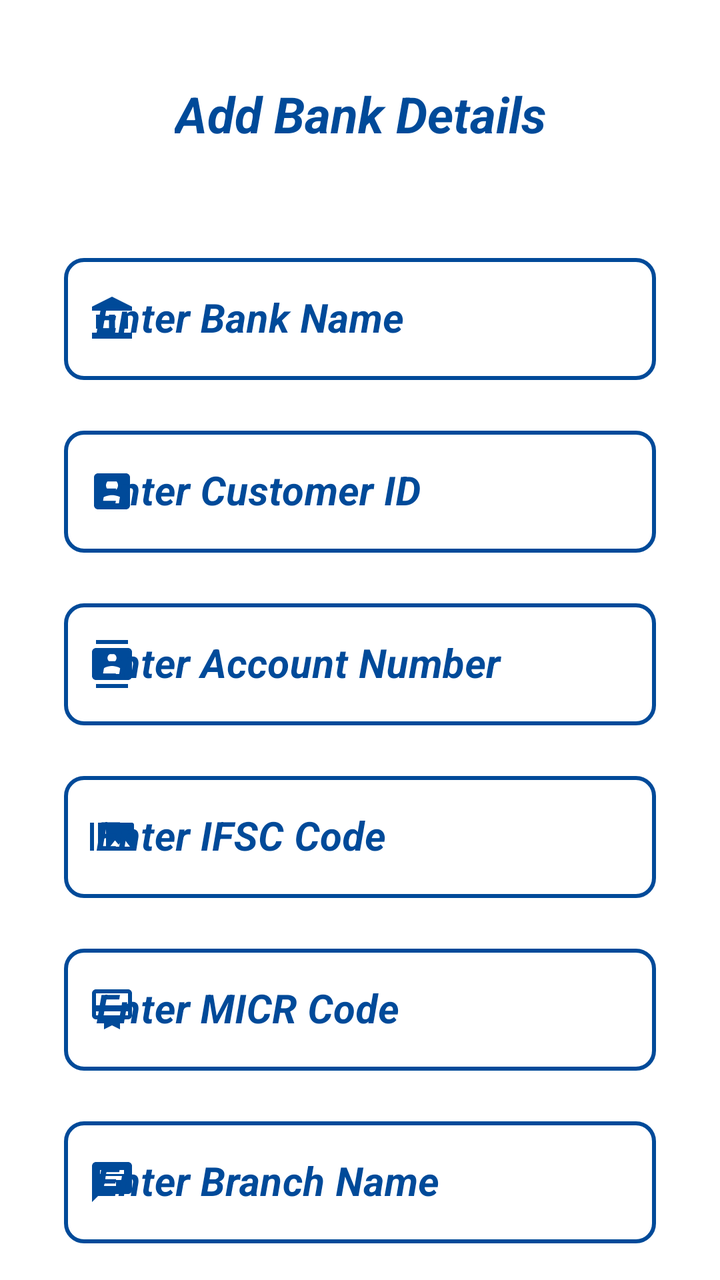
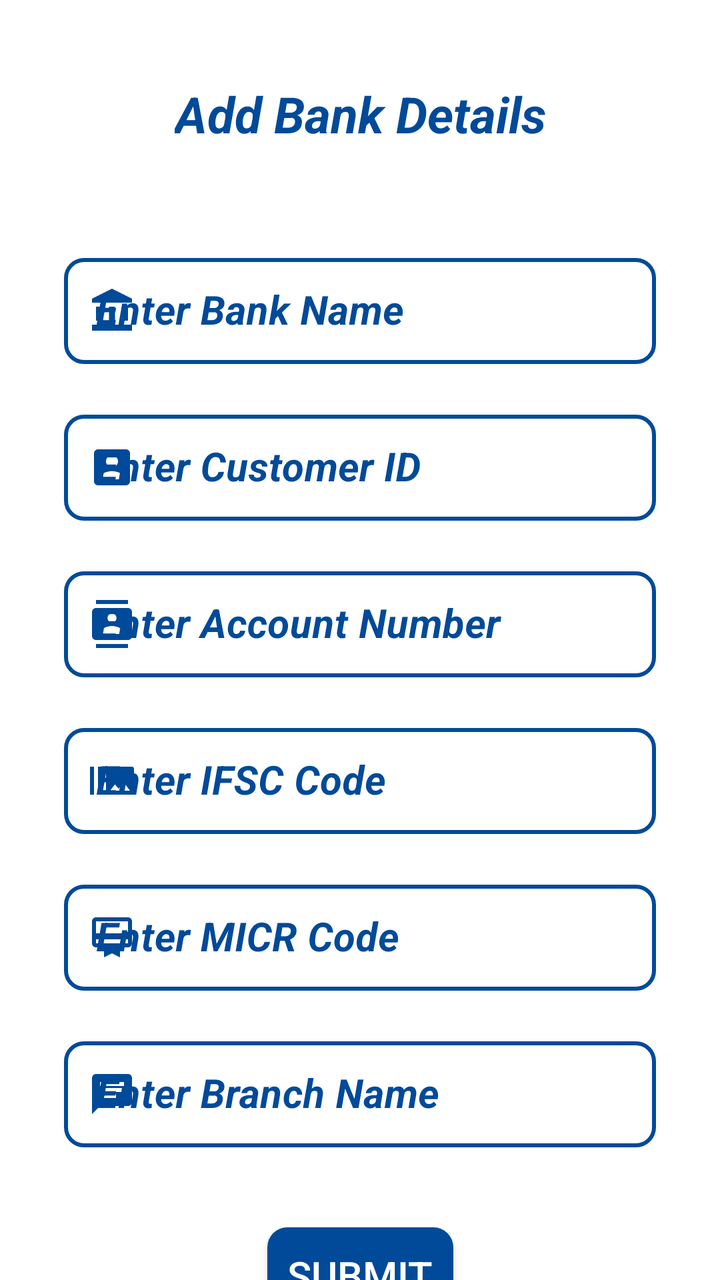

Compare the two renders of this Android layout. The source of the first and the diff that turns it into the second are given below.
<!-- AndroidManifest.xml: application theme AppTheme -->
<!-- res/layout/fragment_bank_details.xml -->
<?xml version="1.0" encoding="utf-8"?>
<FrameLayout xmlns:android="http://schemas.android.com/apk/res/android"
    xmlns:app="http://schemas.android.com/apk/res-auto"
    xmlns:tools="http://schemas.android.com/tools"
    android:layout_width="match_parent"
    android:layout_height="match_parent"
    android:background="@color/white"
    tools:context=".AdminActivity.BankDetailsFragment">

    <androidx.constraintlayout.widget.ConstraintLayout
        android:layout_width="match_parent"
        android:layout_height="wrap_content">

        <TextView
            android:id="@+id/bankDetailsHeading"
            android:layout_width="wrap_content"
            android:layout_height="wrap_content"
            android:layout_marginTop="40dp"
            android:text="@string/add_bank_details"
            android:textColor="@color/background"
            android:textSize="25sp"
            android:textStyle="bold|italic"
            app:layout_constraintEnd_toEndOf="parent"
            app:layout_constraintStart_toStartOf="parent"
            app:layout_constraintTop_toTopOf="parent" />

        <com.google.android.material.textfield.TextInputLayout
            android:id="@+id/bnkNameLayout"
            style="@style/Widget.MaterialComponents.TextInputLayout.OutlinedBox"
            android:layout_width="0dp"
            android:layout_height="wrap_content"
            android:layout_marginStart="32dp"
            android:layout_marginTop="50dp"
            android:layout_marginEnd="32dp"
            android:hint="@string/enter_bank_name"
            android:textColorHint="@color/background"
            android:theme="@style/ThemeOverlay.AppTheme.TextInputEditText.Outlined"
            app:boxCornerRadiusBottomEnd="10dp"
            app:boxCornerRadiusBottomStart="10dp"
            app:boxCornerRadiusTopEnd="10dp"
            app:boxCornerRadiusTopStart="10dp"
            app:boxStrokeColor="@color/grey"
            app:boxStrokeWidth="2dp"
            app:boxStrokeWidthFocused="2dp"
            app:endIconMode="clear_text"
            app:endIconTint="@color/background"
            app:errorTextColor="@color/red"
            app:hintTextColor="@color/background"
            app:layout_constraintEnd_toEndOf="parent"
            app:layout_constraintStart_toStartOf="parent"
            app:layout_constraintTop_toBottomOf="@+id/bankDetailsHeading"
            app:startIconDrawable="@drawable/ic_account_balance"
            app:startIconTint="@color/background">

            <com.google.android.material.textfield.TextInputEditText
                android:id="@+id/bnkName"
                android:layout_width="match_parent"
                android:layout_height="wrap_content"
                android:imeOptions="actionNext"
                android:inputType="textCapWords"
                android:textColor="@color/background"
                android:textCursorDrawable="@drawable/color_cursor"
                android:textSize="20sp"
                android:textStyle="bold|italic" />
        </com.google.android.material.textfield.TextInputLayout>

        <com.google.android.material.textfield.TextInputLayout
            android:id="@+id/bnkCIFLayout"
            style="@style/Widget.MaterialComponents.TextInputLayout.OutlinedBox"
            android:layout_width="0dp"
            android:layout_height="wrap_content"
            android:layout_marginTop="20dp"
            android:hint="@string/enter_customer_id"
            android:textColorHint="@color/background"
            android:theme="@style/ThemeOverlay.AppTheme.TextInputEditText.Outlined"
            app:boxCornerRadiusBottomEnd="10dp"
            app:boxCornerRadiusBottomStart="10dp"
            app:boxCornerRadiusTopEnd="10dp"
            app:boxCornerRadiusTopStart="10dp"
            app:boxStrokeColor="@color/grey"
            app:boxStrokeWidth="2dp"
            app:boxStrokeWidthFocused="2dp"
            app:endIconMode="clear_text"
            app:endIconTint="@color/background"
            app:errorTextColor="@color/red"
            app:hintTextColor="@color/background"
            app:layout_constraintEnd_toEndOf="@+id/bnkNameLayout"
            app:layout_constraintStart_toStartOf="@+id/bnkNameLayout"
            app:layout_constraintTop_toBottomOf="@+id/bnkNameLayout"
            app:startIconDrawable="@drawable/ic_name"
            app:startIconTint="@color/background">

            <com.google.android.material.textfield.TextInputEditText
                android:id="@+id/bnkCIF"
                android:layout_width="match_parent"
                android:layout_height="wrap_content"
                android:imeOptions="actionNext"
                android:inputType="number"
                android:textColor="@color/background"
                android:textCursorDrawable="@drawable/color_cursor"
                android:textSize="20sp"
                android:textStyle="bold|italic" />
        </com.google.android.material.textfield.TextInputLayout>

        <com.google.android.material.textfield.TextInputLayout
            android:id="@+id/bnkAcntNumberLayout"
            style="@style/Widget.MaterialComponents.TextInputLayout.OutlinedBox"
            android:layout_width="0dp"
            android:layout_height="wrap_content"
            android:layout_marginTop="20dp"
            android:hint="@string/enter_account_number"
            android:textColorHint="@color/background"
            android:theme="@style/ThemeOverlay.AppTheme.TextInputEditText.Outlined"
            app:boxCornerRadiusBottomEnd="10dp"
            app:boxCornerRadiusBottomStart="10dp"
            app:boxCornerRadiusTopEnd="10dp"
            app:boxCornerRadiusTopStart="10dp"
            app:boxStrokeColor="@color/grey"
            app:boxStrokeWidth="2dp"
            app:boxStrokeWidthFocused="2dp"
            app:endIconMode="clear_text"
            app:endIconTint="@color/background"
            app:errorTextColor="@color/red"
            app:hintTextColor="@color/background"
            app:layout_constraintEnd_toEndOf="@+id/bnkCIFLayout"
            app:layout_constraintStart_toStartOf="@+id/bnkCIFLayout"
            app:layout_constraintTop_toBottomOf="@+id/bnkCIFLayout"
            app:startIconDrawable="@drawable/ic_view_lent"
            app:startIconTint="@color/background">

            <com.google.android.material.textfield.TextInputEditText
                android:id="@+id/bnkAcntNumber"
                android:layout_width="match_parent"
                android:layout_height="wrap_content"
                android:imeOptions="actionNext"
                android:inputType="number"
                android:textColor="@color/background"
                android:textCursorDrawable="@drawable/color_cursor"
                android:textSize="20sp"
                android:textStyle="bold|italic" />
        </com.google.android.material.textfield.TextInputLayout>

        <com.google.android.material.textfield.TextInputLayout
            android:id="@+id/bnkIFSCLayout"
            style="@style/Widget.MaterialComponents.TextInputLayout.OutlinedBox"
            android:layout_width="0dp"
            android:layout_height="wrap_content"
            android:layout_marginTop="20dp"
            android:hint="@string/enter_ifsc_code"
            android:textColorHint="@color/background"
            android:theme="@style/ThemeOverlay.AppTheme.TextInputEditText.Outlined"
            app:boxCornerRadiusBottomEnd="10dp"
            app:boxCornerRadiusBottomStart="10dp"
            app:boxCornerRadiusTopEnd="10dp"
            app:boxCornerRadiusTopStart="10dp"
            app:boxStrokeColor="@color/grey"
            app:boxStrokeWidth="2dp"
            app:boxStrokeWidthFocused="2dp"
            app:endIconMode="clear_text"
            app:endIconTint="@color/background"
            app:errorTextColor="@color/red"
            app:hintTextColor="@color/background"
            app:layout_constraintEnd_toEndOf="@+id/bnkAcntNumberLayout"
            app:layout_constraintStart_toStartOf="@+id/bnkAcntNumberLayout"
            app:layout_constraintTop_toBottomOf="@+id/bnkAcntNumberLayout"
            app:startIconDrawable="@drawable/ic_view_documents"
            app:startIconTint="@color/background">

            <com.google.android.material.textfield.TextInputEditText
                android:id="@+id/bnkIFSC"
                android:layout_width="match_parent"
                android:layout_height="wrap_content"
                android:imeOptions="actionNext"
                android:inputType="textCapCharacters"
                android:textColor="@color/background"
                android:textCursorDrawable="@drawable/color_cursor"
                android:textSize="20sp"
                android:textStyle="bold|italic" />
        </com.google.android.material.textfield.TextInputLayout>

        <com.google.android.material.textfield.TextInputLayout
            android:id="@+id/bnkMICRLayout"
            style="@style/Widget.MaterialComponents.TextInputLayout.OutlinedBox"
            android:layout_width="0dp"
            android:layout_height="wrap_content"
            android:layout_marginTop="20dp"
            android:hint="@string/enter_micr_code"
            android:textColorHint="@color/background"
            android:theme="@style/ThemeOverlay.AppTheme.TextInputEditText.Outlined"
            app:boxCornerRadiusBottomEnd="10dp"
            app:boxCornerRadiusBottomStart="10dp"
            app:boxCornerRadiusTopEnd="10dp"
            app:boxCornerRadiusTopStart="10dp"
            app:boxStrokeColor="@color/grey"
            app:boxStrokeWidth="2dp"
            app:boxStrokeWidthFocused="2dp"
            app:endIconMode="clear_text"
            app:endIconTint="@color/background"
            app:errorTextColor="@color/red"
            app:hintTextColor="@color/background"
            app:layout_constraintEnd_toEndOf="@+id/bnkIFSCLayout"
            app:layout_constraintStart_toStartOf="@+id/bnkIFSCLayout"
            app:layout_constraintTop_toBottomOf="@+id/bnkIFSCLayout"
            app:startIconDrawable="@drawable/ic_type"
            app:startIconTint="@color/background">

            <com.google.android.material.textfield.TextInputEditText
                android:id="@+id/bnkMICR"
                android:layout_width="match_parent"
                android:layout_height="wrap_content"
                android:imeOptions="actionNext"
                android:inputType="number"
                android:textColor="@color/background"
                android:textCursorDrawable="@drawable/color_cursor"
                android:textSize="20sp"
                android:textStyle="bold|italic" />
        </com.google.android.material.textfield.TextInputLayout>

        <com.google.android.material.textfield.TextInputLayout
            android:id="@+id/bnkBranchLayout"
            style="@style/Widget.MaterialComponents.TextInputLayout.OutlinedBox"
            android:layout_width="0dp"
            android:layout_height="wrap_content"
            android:layout_marginTop="20dp"
            android:hint="@string/enter_branch_name"
            android:textColorHint="@color/background"
            android:theme="@style/ThemeOverlay.AppTheme.TextInputEditText.Outlined"
            app:boxCornerRadiusBottomEnd="10dp"
            app:boxCornerRadiusBottomStart="10dp"
            app:boxCornerRadiusTopEnd="10dp"
            app:boxCornerRadiusTopStart="10dp"
            app:boxStrokeColor="@color/grey"
            app:boxStrokeWidth="2dp"
            app:boxStrokeWidthFocused="2dp"
            app:endIconMode="clear_text"
            app:endIconTint="@color/background"
            app:errorTextColor="@color/red"
            app:hintTextColor="@color/background"
            app:layout_constraintEnd_toEndOf="@+id/bnkMICRLayout"
            app:layout_constraintStart_toStartOf="@+id/bnkMICRLayout"
            app:layout_constraintTop_toBottomOf="@+id/bnkMICRLayout"
            app:startIconDrawable="@drawable/ic_remarks"
            app:startIconTint="@color/background">

            <com.google.android.material.textfield.TextInputEditText
                android:id="@+id/bnkBranch"
                android:layout_width="match_parent"
                android:layout_height="wrap_content"
                android:imeOptions="actionSend"
                android:inputType="textCapWords"
                android:textColor="@color/background"
                android:textCursorDrawable="@drawable/color_cursor"
                android:textSize="20sp"
                android:textStyle="bold|italic" />
        </com.google.android.material.textfield.TextInputLayout>

        <androidx.appcompat.widget.AppCompatButton
            android:id="@+id/bnkSubmit"
            android:layout_width="wrap_content"
            android:layout_height="wrap_content"
            android:layout_marginTop="40dp"
            android:background="@drawable/button_background"
            android:text="  Submit  "
            android:textColor="@color/white"
            android:textSize="20sp"
            app:layout_constraintEnd_toEndOf="parent"
            app:layout_constraintStart_toStartOf="parent"
            app:layout_constraintTop_toBottomOf="@+id/bnkBranchLayout"
            tools:ignore="HardcodedText" />

    </androidx.constraintlayout.widget.ConstraintLayout>

</FrameLayout>
<!-- resources referenced by this layout -->
<resources>
  <color name="background">#004A99</color>
  <color name="grey">#808080</color>
  <color name="red">#FF0000</color>
  <color name="white">#FFFFFFFF</color>
  <!-- drawable button_background (drawable) -->
  <?xml version="1.0" encoding="utf-8"?>
  <ripple xmlns:android="http://schemas.android.com/apk/res/android"
      android:color="@color/white">
      <item>
          <shape android:shape="rectangle">
              <solid android:color="@color/background" />
              <corners android:radius="10dp" />
          </shape>
      </item>
  </ripple>
  <!-- drawable color_cursor (drawable) -->
  <?xml version="1.0" encoding="utf-8"?>
  <shape xmlns:android="http://schemas.android.com/apk/res/android"
      android:shape="rectangle">
      <size android:width="2dp" />
      <solid android:color="@color/background" />
  </shape>
  <!-- drawable ic_remarks (drawable) -->
  <vector xmlns:android="http://schemas.android.com/apk/res/android"
      android:width="24dp"
      android:height="24dp"
      android:tint="@color/background"
      android:viewportWidth="24"
      android:viewportHeight="24">
      <path
          android:fillColor="@android:color/white"
          android:pathData="M20,2L4,2c-1.1,0 -1.99,0.9 -1.99,2L2,22l4,-4h14c1.1,0 2,-0.9 2,-2L22,4c0,-1.1 -0.9,-2 -2,-2zM6,9h12v2L6,11L6,9zM14,14L6,14v-2h8v2zM18,8L6,8L6,6h12v2z" />
  </vector>
  <!-- drawable ic_type (drawable) -->
  <vector xmlns:android="http://schemas.android.com/apk/res/android"
      android:width="24dp"
      android:height="24dp"
      android:tint="#FFFFFF"
      android:viewportWidth="24"
      android:viewportHeight="24">
      <path
          android:fillColor="@android:color/white"
          android:pathData="M20,2L4,2c-1.11,0 -2,0.89 -2,2v11c0,1.11 0.89,2 2,2h4v5l4,-2 4,2v-5h4c1.11,0 2,-0.89 2,-2L22,4c0,-1.11 -0.89,-2 -2,-2zM20,15L4,15v-2h16v2zM20,10L4,10L4,4h16v6z" />
  </vector>
  <!-- drawable ic_view_documents (drawable) -->
  <vector xmlns:android="http://schemas.android.com/apk/res/android"
      android:width="24dp"
      android:height="24dp"
      android:tint="@color/background"
      android:viewportWidth="24"
      android:viewportHeight="24">
      <path
          android:fillColor="@android:color/white"
          android:pathData="M1,5h2v14L1,19zM5,5h2v14L5,19zM22,5L10,5c-0.55,0 -1,0.45 -1,1v12c0,0.55 0.45,1 1,1h12c0.55,0 1,-0.45 1,-1L23,6c0,-0.55 -0.45,-1 -1,-1zM11,17l2.5,-3.15L15.29,16l2.5,-3.22L21,17L11,17z" />
  </vector>
  <string name="add_bank_details">Add Bank Details</string>
  <string name="enter_account_number">Enter Account Number</string>
  <string name="enter_bank_name">Enter Bank Name</string>
  <string name="enter_branch_name">Enter Branch Name</string>
  <string name="enter_customer_id">Enter Customer ID</string>
  <string name="enter_ifsc_code">Enter IFSC Code</string>
  <string name="enter_micr_code">Enter MICR Code</string>
  <style name="ThemeOverlay.AppTheme.TextInputEditText.Outlined" parent="">
          <item name="colorControlActivated">@color/background</item>
      </style>
  <style name="AppTheme" parent="Theme.MaterialComponents.Light.DarkActionBar">
          
          
          
          <item name="colorPrimary">@color/background</item>
          <item name="colorPrimaryDark">@color/background</item>
          <item name="colorAccent">@color/background</item>
          
          <item name="colorSurface">@color/background</item>
          
          <item name="android:itemTextAppearance">@style/OptionsMenuStyle</item>
      </style>
  <style name="OptionsMenuStyle" parent="@style/TextAppearance.AppCompat.Widget.ActionBar.Title">
          <item name="android:textColor">@color/background</item>
          <item name="android:textStyle">italic|bold</item>
          <item name="android:textSize">15sp</item>
      </style>
  <!-- unchanged entries left out for length: 3 -->
</resources>

<!-- the commit's change to res/layout/fragment_bank_details.xml (unified diff, before → after) -->
@@ -9,7 +9,7 @@
 
     <androidx.constraintlayout.widget.ConstraintLayout
         android:layout_width="match_parent"
-        android:layout_height="wrap_content">
+        android:layout_height="match_parent">
 
         <TextView
             android:id="@+id/bankDetailsHeading"
<!-- resource entries referenced after the edit -->
@@ -62,7 +62,7 @@
   <string name="enter_customer_id">Enter Customer ID</string>
   <string name="enter_ifsc_code">Enter IFSC Code</string>
   <string name="enter_micr_code">Enter MICR Code</string>
-  <style name="ThemeOverlay.AppTheme.TextInputEditText.Outlined" parent="">
+  <style name="ThemeOverlay.AppTheme.TextInputEditText.Outlined" parent="Widget.MaterialComponents.TextInputLayout.OutlinedBox.Dense">
           <item name="colorControlActivated">@color/background</item>
       </style>
   <style name="AppTheme" parent="Theme.MaterialComponents.Light.DarkActionBar">
